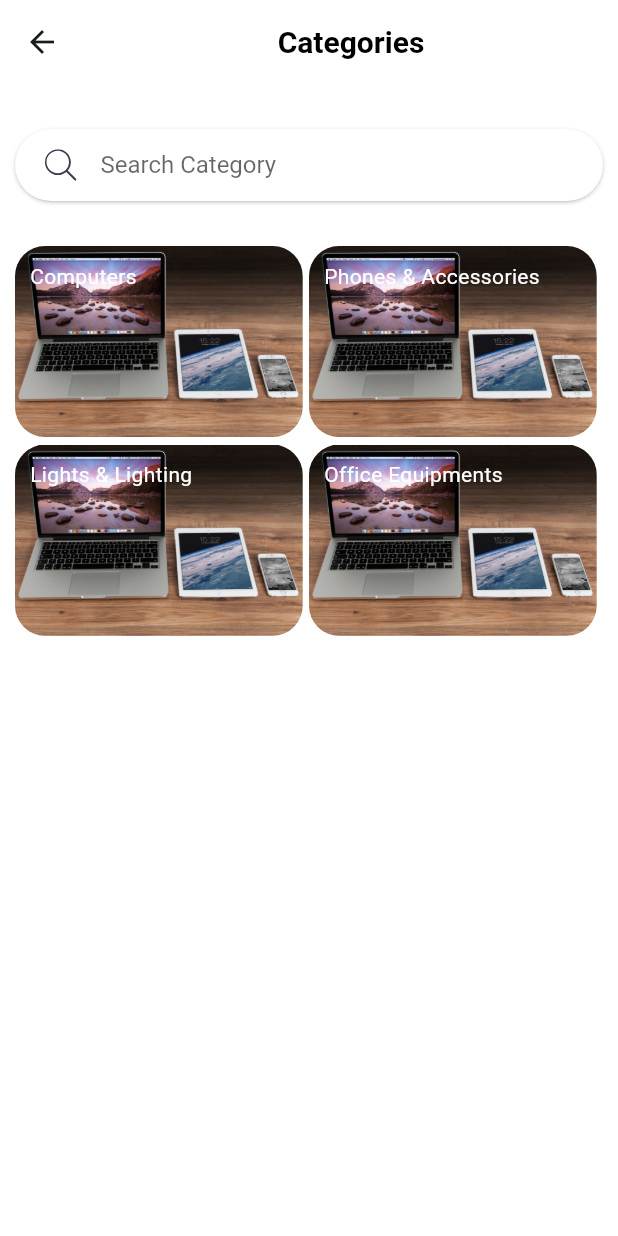
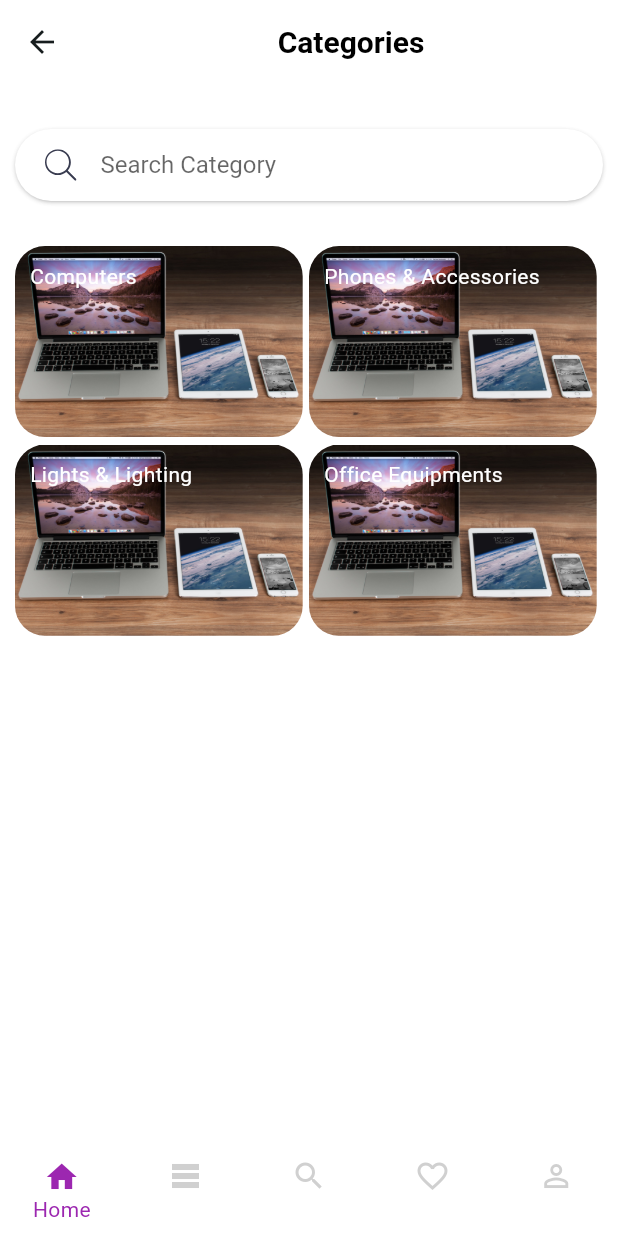
Before and after one commit to A-RR3/ecommerce, a Flutter app: the CategoriesScreen screen opened directly, on a phone screen of 412 x 824 dp. Run offline on Flutter 3.47's test engine with Material 3 defaults, Android fonts, the light colour scheme and no system bars; our stand-ins replace flutter_svg, gap, get, google_fonts; missing offline and left inert: svg_flutter.

Commit message:
home screen controller

```diff
--- a/lib/feasures/categories/screen/categories.screen.dart
+++ b/lib/feasures/categories/screen/categories.screen.dart
@@ -1,5 +1,6 @@
 import 'package:ecommerce/constants.dart';
 import 'package:ecommerce/feasures/categories/controller/category.controller.dart';
+import 'package:ecommerce/widgets/bottom.nav.bar.dart';
 import 'package:ecommerce/widgets/search_bar.dart';
 import 'package:flutter/material.dart';
 import 'package:get/get.dart';
@@ -17,6 +18,7 @@ class CategoriesScreen extends StatelessWidget {
         titleTextStyle: const TextStyle(
             fontWeight: FontWeight.bold, color: blackColor, fontSize: 20),
       ),
+      bottomNavigationBar: BottomeNavBar(),
       body: Padding(
         padding: const EdgeInsets.symmetric(horizontal: 10),
         child: Column(
--- a/lib/main.dart
+++ b/lib/main.dart
@@ -1,5 +1,5 @@
 import 'package:ecommerce/feasures/categories/screen/categories.screen.dart';
-import 'package:ecommerce/feasures/home/screens/home.screen.dart';
+import 'package:ecommerce/feasures/home/home.screen.dart';
 import 'package:ecommerce/feasures/login/screens/signin_screen.dart';
 import 'package:ecommerce/feasures/login/screens/signup.screen.dart';
 import 'package:flutter/material.dart';
--- /dev/null
+++ b/lib/widgets/bottom.nav.bar.dart
@@ -0,0 +1,52 @@
+import 'package:ecommerce/feasures/home/home.controller.dart';
+import 'package:flutter/material.dart';
+import 'package:get/get.dart';
+
+class BottomeNavBar extends StatelessWidget {
+  BottomeNavBar({super.key}) : _homeController = Get.put(HomeController());
+  final HomeController _homeController;
+
+  @override
+  Widget build(BuildContext context) {
+    return GetBuilder<HomeController>(
+      id: 'nav bar',
+      builder: (_) => BottomNavigationBar(
+        currentIndex: _homeController.currentIndex,
+        elevation: 0,
+        type: BottomNavigationBarType.fixed,
+        selectedItemColor: Theme.of(context).colorScheme.primary,
+        unselectedItemColor:
+            Theme.of(context).colorScheme.shadow.withOpacity(.3),
+        selectedFontSize: 14,
+        unselectedFontSize: 14,
+        onTap: (value) {
+          debugPrint('$value');
+          _homeController.setSelectedIndex(value);
+          _homeController.viewCurrentPage(value);
+        },
+        items: [
+          BottomNavigationBarItem(
+            label: _homeController.currentIndex == 0 ? 'Home' : '',
+            icon: const Icon(Icons.home),
+          ),
+          BottomNavigationBarItem(
+            label: _homeController.currentIndex == 1 ? 'Categories' : '',
+            icon: const Icon(Icons.table_rows),
+          ),
+          BottomNavigationBarItem(
+            label: _homeController.currentIndex == 2 ? 'Search' : '',
+            icon: const Icon(Icons.search),
+          ),
+          BottomNavigationBarItem(
+            label: _homeController.currentIndex == 3 ? 'Liked' : '',
+            icon: const Icon(Icons.favorite_border),
+          ),
+          BottomNavigationBarItem(
+            label: _homeController.currentIndex == 4 ? 'Profile' : '',
+            icon: const Icon(Icons.person_outline_sharp),
+          ),
+        ],
+      ),
+    );
+  }
+}
```
Also changed, not shown: lib/feasures/home/home.controller.dart (added, +23 -0 lines), lib/feasures/home/home.screen.dart (renamed from lib/feasures/home/screens/home.screen.dart, +2 -34 lines).
